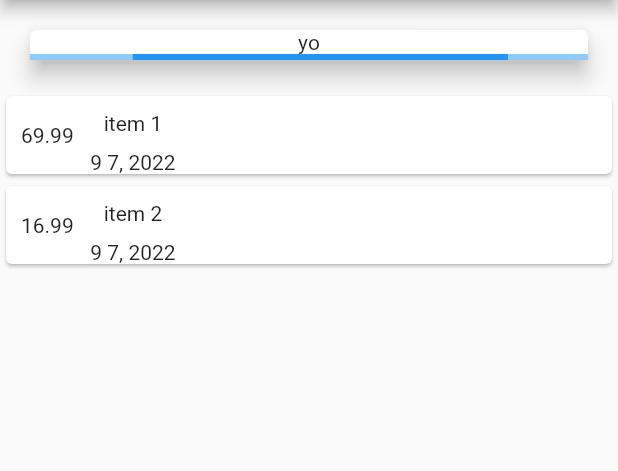
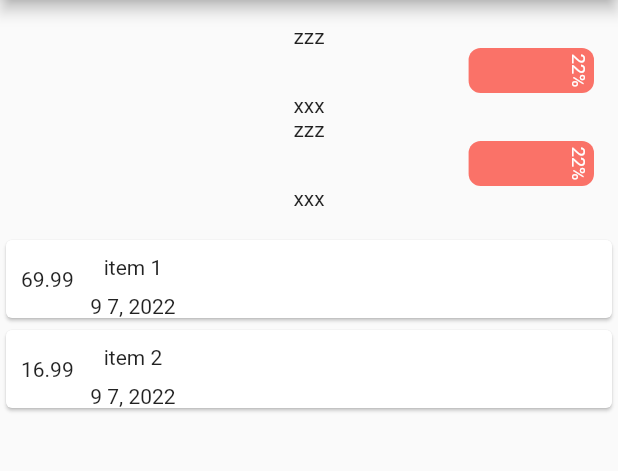
Before and after one commit to Existentio/expenses_accounting_app, a Flutter app: the screen it shows after launch, on a phone screen of 412 x 824 dp, the part 84-555 px from its top. Run offline on Flutter 3.47's test engine with Material 2 defaults, Android fonts, the light colour scheme and no system bars; drawn by our look-alikes of flutter_animation_progress_bar.

Commit message:
add library supporting vertical progressbar

```diff
--- a/lib/chart.dart
+++ b/lib/chart.dart
@@ -1,21 +1,23 @@
 import 'package:flutter/material.dart';
+import 'package:flutter_animation_progress_bar/flutter_animation_progress_bar.dart';
 
 class Chart extends StatelessWidget {
-  Chart();
-
   @override
   Widget build(BuildContext context) {
-    return Container(
-      width: double.infinity,
-      margin: EdgeInsets.all(16),
-      child: Card(
-        child: Column(
-          children: [Text('yo'), LinearProgressIndicator(
-
-          )],
+    return Column(
+      mainAxisAlignment: MainAxisAlignment.start,
+      children: [
+        Text('zzz'),
+        RotatedBox(
+          quarterTurns: 1,
+          child: FAProgressBar(
+            direction: Axis.vertical,
+            currentValue: 22,
+            displayText: '%',
+          ),
         ),
-        elevation: 6,
-      ),
+        Text('xxx'),
+      ],
     );
   }
 }
--- /dev/null
+++ b/lib/chart_container.dart
@@ -0,0 +1,18 @@
+import 'package:expenses_accounting_app/chart.dart';
+import 'package:flutter/material.dart';
+
+class ChartContainer extends StatelessWidget {
+  @override
+  Widget build(BuildContext context) {
+    return Container(
+      margin: EdgeInsets.all(16),
+      child: Column(
+        children: [
+          Chart(),
+          Chart(),
+
+        ],
+      ),
+    );
+  }
+}
--- a/lib/main.dart
+++ b/lib/main.dart
@@ -1,4 +1,4 @@
-import 'package:expenses_accounting_app/chart.dart';
+import 'package:expenses_accounting_app/chart_container.dart';
 import 'package:expenses_accounting_app/transaction.dart';
 import 'package:expenses_accounting_app/transaction_item.dart';
 import 'package:flutter/material.dart';
@@ -30,7 +30,7 @@ class MyHomePage extends StatelessWidget {
       body: Column(
         crossAxisAlignment: CrossAxisAlignment.center,
         children: <Widget>[
-          Chart(),
+          ChartContainer(),
           TransactionItem(transactions),
         ],
       ),
--- a/pubspec.yaml
+++ b/pubspec.yaml
@@ -34,6 +34,7 @@ dependencies:
   # The following adds the Cupertino Icons font to your application.
   # Use with the CupertinoIcons class for iOS style icons.
   cupertino_icons: ^1.0.2
+  flutter_animation_progress_bar: ^2.2.1
 
 dev_dependencies:
   flutter_test:
```
Also changed, not shown: pubspec.lock.
